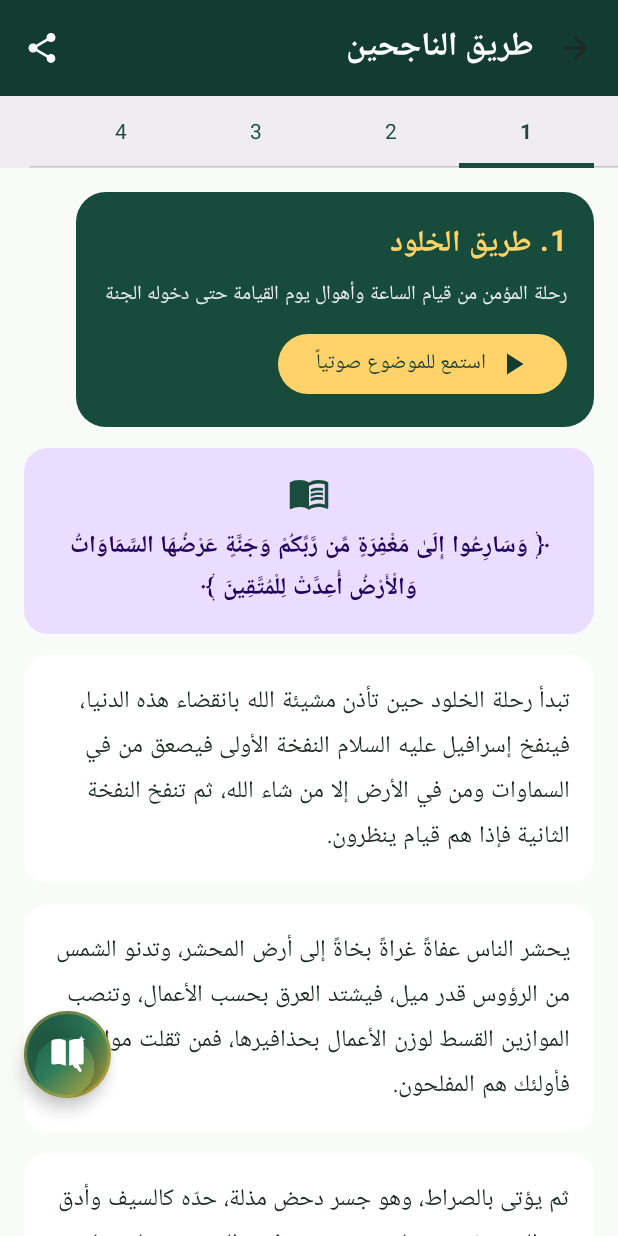
After one commit to MohammedAlhazmiai/remoazkar, an Android app built with Jetpack Compose: the PathToSuccessScreen screen opened through its navigation route, on a phone screen of 412 x 824 dp. The commit adds this screen. Run offline under Robolectric (Android 15) with nearby library versions, the phone set to English and light mode, and no system bars; pictures from the network do not load; 2 statements that could not run were skipped.

Commit message:
feat: add professional 'طريق الناجحين' screen with 4 deep Islamic journey chapters (Eternity, Failure Secrets, Eternal Happiness, Second Life) with web-sourced authentic content, audio TTS reader, and home integration

```diff
--- a/app/src/main/java/com/example/MainActivity.kt
+++ b/app/src/main/java/com/example/MainActivity.kt
@@ -70,6 +70,7 @@ import com.example.ui.screens.RemindersScreen
 import com.example.ui.screens.RuqyahScreen
 import com.example.ui.screens.SearchScreen
 import com.example.ui.screens.SpiritualCompanionScreen
+import com.example.ui.screens.PathToSuccessScreen
 import com.example.ui.screens.SplashScreen
 import com.example.ui.screens.SupportDeveloperScreen
 import com.example.ui.screens.TasbeehScreen
@@ -323,12 +324,17 @@ private fun AppRoot(
                         onKhatmahClick = { navController.navigate("khatmah") },
                         onNamesOfAllahClick = { navController.navigate("names_of_allah") },
                         onProphetDuasClick = { navController.navigate("prophet_duas") },
-                        onAudioAzkarClick = { navController.navigate("audio_azkar") }
+                        onAudioAzkarClick = { navController.navigate("audio_azkar") },
+                        onPathToSuccessClick = { navController.navigate("path_to_success") }
                     )
                 }
 
                 composable("audio_azkar") {
                     AudioAzkarScreen(onBackClick = { navController.popBackStack() })
+                }
+
+                composable("path_to_success") {
+                    PathToSuccessScreen(onBackClick = { navController.popBackStack() })
                 }
 
                 // ---------- الصفحات الدينية الجديدة ----------
--- /dev/null
+++ b/app/src/main/java/com/example/data/PathToSuccessData.kt
@@ -0,0 +1,81 @@
+package com.example.data
+
+data class PathSection(
+    val id: String,
+    val title: String,
+    val subtitle: String,
+    val iconName: String,
+    val summary: String,
+    val paragraphs: List<String>,
+    val quranAyah: String,
+    val hadith: String
+)
+
+object PathToSuccessData {
+    val sections = listOf(
+        PathSection(
+            id = "eternity",
+            title = "1. طريق الخلود",
+            subtitle = "رحلة المؤمن من قيام الساعة وأهوال يوم القيامة حتى دخوله الجنة",
+            iconName = "AutoAwesome",
+            summary = "مشاهد عظيمة تبدأ بالنفخ في الصور، مروراً بالحشر والميزان والصراط، وانتهاءً بالاستقرار في دار النعيم الأبدي.",
+            paragraphs = listOf(
+                "تبدأ رحلة الخلود حين تأذن مشيئة الله بانقضاء هذه الدنيا، فينفخ إسرافيل عليه السلام النفخة الأولى فيصعق من في السماوات ومن في الأرض إلا من شاء الله، ثم تنفخ النفخة الثانية فإذا هم قيام ينظرون.",
+                "يحشر الناس عفاةً غراةً بخاةً إلى أرض المحشر، وتدنو الشمس من الرؤوس قدر ميل، فيشتد العرق بحسب الأعمال، وتنصب الموازين القسط لوزن الأعمال بحذافيرها، فمن ثقلت موازينه فأولئك هم المفلحون.",
+                "ثم يؤتى بالصراط، وهو جسر دحض مذلة، حدّه كالسيف وأدق من الشعر، يُنصب على متن جهنم، فيمر المؤمنون عليه على قدر أعمالهم كالبرق، وكالريح، وكأجود الخيل والرِكاب، ناجٍ مسلَّم، ومخدوش مرسل، ومكدوس في نار جهنم.",
+                "وحين ينجو المؤمنون، يقفون على الحوض المورود، حوض النبي صلى الله عليه وسلم، آباؤه أشد بياضاً من اللبن وأحلى من العسل، من شرب منه شربة لا يظمأ بعدها أبداً.",
+                "وأخيراً، تُفتح أبواب الجنة وتلقاهم الملائكة مسرّمين: ﴿سَلَامٌ عَلَيْكُم طِبتُم فادخلوها خالدين﴾، لتبدأ حياة الخلود السرمدي بلا موت ولا نصب ولا تعب."
+            ),
+            quranAyah = "وَسَارِعُوا إِلَىٰ مَغْفِرَةٍ مِّن رَّبِّكُمْ وَجَنَّةٍ عَرْضُهَا السَّمَاوَاتُ وَالْأَرْضُ أُعِدَّتْ لِلْمُتَّقِينَ",
+            hadith = "«يَدْخُلُ الجَنَّةَ أَقْوَامٌ أَفْئِدَتُهُمْ مِثْلُ أَفْئِدَةِ الطَّيْرِ» (رواه مسلم)"
+        ),
+        PathSection(
+            id = "failure",
+            title = "2. أسرار الفشل لتجنبها",
+            subtitle = "عاقبة الغفلة والمذنبين في الدنيا، وحسرة يوم القيامة، وكيفية تصحيح المسار",
+            iconName = "Warning",
+            summary = "بيان أسباب الهلاك والخسران المبين لكل من غرتهم الدنيا، وكيف يتدارك الإنسان قلبه بالتوبة النصوحة قبل بلوغ الحلقوم.",
+            paragraphs = listOf(
+                "الفشل الحقيقي ليس في خسارة المال أو الجاه في الدنيا، بل في الخسران العظيم يوم القيامة: ﴿قُلْ إِنَّ الْخَاسِرِينَ الَّذِينَ خَسِرُوا أَنفُسَهُمْ وَأَهْلَهُم يَوْمَ الْقِيَامَةِ أَلَا ذَلِكَ هُوَ الْخُسْرَانُ الْمُبِينُ﴾.",
+                "أما العصاة والغافلون الذين اتخذوا لهو الدنيا سبيلاً ونسوا لقاء الله، فبئس المصير مصيرهم؛ إذ يندمون ساعة لا ينفع الندم: ﴿وَقَالُوا رَبَّنَا إِنَّا أَطَعْنَا سَادَتَنَا وَكُبَرَاءَنَا فَأَضَلُّونَا السَّبِيلَا﴾، ويتمنى أحدهم لو كان تراباً.",
+                "تتجلى أسرار الفشل في إتباع الهوى، وطول الأمل، وتسويف التوبة، والإصرار على المعاصي والكبائر دون وجل من الله أو توبة صادقة.",
+                "ولكن باب التوبة مفتوح ما لم تطلع الشمس من مغربها أو يغرغر العبد بالموت؛ فالله يبسط يده بالليل ليتوب مسيء النهار، ويبسط يده بالنهار ليتوب مسيء الليل.",
+                "بادر أخي الحبيب بتصحيح عملك الآن، واجعل من دموع الندم نهراً يغسل درن الذنوب، واستبدل الغفلة بالاستغفار والعمل الصالح لتكون من الفائزين."
+            ),
+            quranAyah = "وَلَوْ تَرَىٰ إِذِ الْمُجْرِمُونَ نَاكِسُو رُءُوسِهِمْ عِندَ رَبِّهِمْ رَبَّنَا أَبْصَرْنَا وَسَمِعْنَا فَارْجِعْنَا نَعْمَلْ صَالِحًا إِنَّا مُوقِنُونَ",
+            hadith = "«كُلُّ بَنِي آدَمَ خَطَّاءٌ، وَخَيْرُ الخَطَّائِينَ التَّوَّابُونَ» (رواه الترمذي)"
+        ),
+        PathSection(
+            id = "happiness",
+            title = "3. كيف تحصل على السعادة الأبدية",
+            subtitle = "حياة أهل الجنة ونعيمهم الدائم ومنزلتهم الرفيعة عند رب العالمين",
+            iconName = "Favorite",
+            summary = "استعراض لدرجات الجنة وقصورها، وأنهارها، ورؤية وجه الله الكريم الذي هو أعظم نعيم أهل الجنة.",
+            paragraphs = listOf(
+                "السعادة الأبدية هي تلك التي لا تنقطع، والنعيم الذي لا يزول، وقد أعدها الله لمن آمن وعمل صالحاً والتزم صراطه المستقيم.",
+                "في الجنة ما لا عين رأت، ولا أذن سمعت، ولا خطر على قلب بشر؛ فيها أنهار من ماء غير آسن، وأنهار من لبن لم يتغير طعمه، وأنهار من خمر لذة للشاربين، وأنهار من عسل مصفي.",
+                "قصور الجنة لبنة من ذهب ولبنة من فضة، وملاطها المسك الأذفر، حصباؤها اللؤلؤ والياقوت، وترابها الزعفران، وفيها من الحور العين ما لو أن إحدى أطلقت على أهل الأرض لأضاءت ما بينهما ولملأته ريحاً.",
+                "وأما درجات المؤمنين فتتفاوت بحسب أعمالهم وإخلاصهم، فأعلاها الفردوس الأعلى، حيث تنفجر منه أنهار الجنة وفوقه عرش الرحمن.",
+                "لكن أعظم نعيم يلقاه أهل الجنة وأجمله على الإطلاق هو رؤية وجه الله عز وجل: ﴿وُجُوهٌ يَوْمَئِذٍ نَّاضِرَةٌ * إِلَىٰ رَبِّهَا نَاظِرَةٌ﴾، فحينها ينسون كل تعب الدنيا ونصبها."
+            ),
+            quranAyah = "لِلَّذِينَ أَحْسَنُوا الْحُسْنَىٰ وَزِيَادَةٌ ۖ وَلَا يَرْهَقُ وُجُوهَهُمْ قَتَرٌ وَلَا ذِلَّةٌ ۚ أُولَٰئِكَ أَصْحَابُ الْجَنَّةِ ۖ هُمْ فِيهَا خَالِدُونَ",
+            hadith = "«إِذا دَخَلَ أَهْلُ الجَنَّةِ الجَنَّةَ، يَقُولُ اللهُ تَبَارَكَ وَتَعَالَى: تُرِيدُونَ شَيْئاً أَزِيدُكُمْ؟ فَيَقُولُونَ: أَلَمْ تُبْيِضْ وُجُوهَنَا؟ أَلَمْ تُدْخِلْنَا الجَنَّةَ، وَتُنَجِّنَا مِنَ النَّارِ؟ فَيَكْشِفُ الحِجَابَ، فَما أُعْطُوا شَيْئاً أَحَبَّ إِلَيْهِمْ مِن النَّظَرِ إِلى رَبِّهِمْ عَزَّ وَجَلَّ» (رواه مسلم)"
+            ),
+        PathSection(
+            id = "second_life",
+            title = "4. رحلة الحياة الثانية",
+            subtitle = "مقارنة بين رحلة المؤمن والكافر من الموت وسكراته وحتى الاستقرار الأبدي",
+            iconName = "HourglassTop",
+            summary = "تفصيل دقيق لما بعد الوفاة، سكرات الموت، ضمة القبر، ونعيم البرزخ أو عذابه، مع مقارنة بليغة بين مصير المتقين والمكذبين.",
+            paragraphs = listOf(
+                "الحياة الحقيقية تبدأ بعد الموت؛ فالدنيا وما فيها إلا دار اختبار وممر قصير نحو الدار الآخرة التي هي الحيوان لو كانوا يعلمون.",
+                "عند احتضار المؤمن تنزل عليه ملائكة الرحمة وجوههم كالشمس، يقولون: ﴿لَا تَخَافُوا وَلَا تَحْزَنُوا وَأَبْشِرُوا بِالْجَنَّةِ الَّتِي كُنتُمْ تُوعَدُونَ﴾، وتقبض روحه بكل سلاسة ويسر كقطرة السقاء من في السقاء.",
+                "وأما الكافر والفاجر فتنزل عليه ملائكة العذاب بوجوه سوداء، وتنزع روحه بعنف وشدة كما ينزع السفود من الصوف المبلول، ويقال له: ﴿أَخْرِجُوا أَنْفُسَكُمُ الْيَوْمَ تُجْزَوْنَ عَذَابَ الْهُونِ﴾.",
+                "وفي القبر، يضم القبر الضمة الأولى التي لا يسلم منها أحد، ثم يأتيه منكر ونكير، فيثبت الله الذين آمنوا بالقول الثابت في الحياة الدنيا وفي الآخرة فيقول: ربي الله ودياني الإسلام ونبيي محمد، ويفتح له باب إلى الجنة.",
+                "بينما يعجز الكافر عن الإجابة فيقال له لا دريت ولا تليت، ويفتح له باب إلى النار ويُقيَّض له أعمى أبكم أصم بمطارق من حديد، فذلك هو عذاب البرزخ الذي يستمر حتى نفخ الصور."
+            ),
+            quranAyah = "كُلُّ نَفْسٍ ذَائِقَةُ الْمَوْتِ ۗ وَإِنَّمَا تُوَفَّوْنَ أُجُورَكُمْ يَوْمَ الْقِيَامَةِ ۖ فَمَنْ زُحْزِحَ عَنِ النَّارِ وَأُدْخِلَ الْجَنَّةَ فَقَدْ فَازَ ۗ وَمَا الْحَيَاةُ الدُّنْيَا إِلَّا مَتَاعُ الْغُرُورِ",
+            hadith = "«إِنَّ القَبْرَ أَوَّلُ مَنَازِلِ الآخِرَةِ، فَإِنْ نَجا مِنْهُ فَمَا بَعْدَهُ أَيْسَرُ مِنْهُ، وَإِنْ لَمْ يَنْجُ مِنْهُ فَمَا بَعْدَهُ أَشَدُّ مِنْهُ» (رواه الترمذي)"
+        )
+    )
+}
--- a/app/src/main/java/com/example/ui/screens/HomeScreen.kt
+++ b/app/src/main/java/com/example/ui/screens/HomeScreen.kt
@@ -61,7 +61,8 @@ fun HomeScreen(
     onKhatmahClick: () -> Unit = {},
     onNamesOfAllahClick: () -> Unit = {},
     onProphetDuasClick: () -> Unit = {},
-    onAudioAzkarClick: () -> Unit = {}
+    onAudioAzkarClick: () -> Unit = {},
+    onPathToSuccessClick: () -> Unit = {}
 ) {
     val context = LocalContext.current
     val hijri = remember { HijriCalendar.today() }
@@ -198,8 +199,8 @@ fun HomeScreen(
                         FeatureCard("القارئ الذكي", "استمع للنص المحدد", Icons.Default.RecordVoiceOver, Modifier.weight(1f), onAiRobotClick)
                     }
                     Row(horizontalArrangement = Arrangement.spacedBy(10.dp)) {
+                        FeatureCard("طريق الناجحين", "طريق الخلود ورحلة الآخرة", Icons.Default.Explore, Modifier.weight(1f), onPathToSuccessClick)
                         FeatureCard("الرفيق الروحي", "إرشاد يومي", Icons.Default.Favorite, Modifier.weight(1f), onSpiritualCompanionClick)
-                        Spacer(Modifier.weight(1f))
                     }
                 }
             }
--- /dev/null
+++ b/app/src/main/java/com/example/ui/screens/PathToSuccessScreen.kt
@@ -0,0 +1,211 @@
+package com.example.ui.screens
+
+import androidx.compose.foundation.background
+import androidx.compose.foundation.layout.*
+import androidx.compose.foundation.lazy.LazyColumn
+import androidx.compose.foundation.lazy.items
+import androidx.compose.foundation.shape.RoundedCornerShape
+import androidx.compose.material.icons.Icons
+import androidx.compose.material.icons.automirrored.filled.ArrowBack
+import androidx.compose.material.icons.filled.*
+import androidx.compose.material3.*
+import androidx.compose.runtime.*
+import androidx.compose.runtime.saveable.rememberSaveable
+import androidx.compose.ui.Alignment
+import androidx.compose.ui.Modifier
+import androidx.compose.ui.graphics.Color
+import androidx.compose.ui.platform.LocalContext
+import androidx.compose.ui.text.font.FontWeight
+import androidx.compose.ui.text.style.TextAlign
+import androidx.compose.ui.unit.dp
+import androidx.compose.ui.unit.sp
+import com.example.data.PathToSuccessData
+import com.example.data.TtsManager
+import com.example.util.ShareUtil
+
+@OptIn(ExperimentalMaterial3Api::class)
+@Composable
+fun PathToSuccessScreen(onBackClick: () -> Unit) {
+    val context = LocalContext.current
+    var selectedId by rememberSaveable { mutableStateOf(PathToSuccessData.sections.first().id) }
+    val currentSection = PathToSuccessData.sections.firstOrNull { it.id == selectedId } ?: PathToSuccessData.sections.first()
+
+    Scaffold(
+        topBar = {
+            TopAppBar(
+                title = { Text("طريق الناجحين", fontWeight = FontWeight.Bold) },
+                navigationIcon = {
+                    IconButton(onClick = onBackClick) {
+                        Icon(Icons.AutoMirrored.Filled.ArrowBack, contentDescription = "رجوع")
+                    }
+                },
+                actions = {
+                    IconButton(onClick = {
+                        val fullText = "${currentSection.title}\n\n${currentSection.subtitle}\n\n" +
+                            currentSection.paragraphs.joinToString("\n\n") +
+                            "\n\nالآية: ${currentSection.quranAyah}\nالحديث: ${currentSection.hadith}"
+                        ShareUtil.share(context, fullText)
+                    }) {
+                        Icon(Icons.Default.Share, contentDescription = "مشاركة")
+                    }
+                },
+                colors = TopAppBarDefaults.topAppBarColors(
+                    containerColor = Color(0xFF123B31),
+                    titleContentColor = Color.White,
+                    actionIconContentColor = Color.White
+                )
+            )
+        }
+    ) { padding ->
+        Column(
+            modifier = Modifier
+                .fillMaxSize()
+                .padding(padding)
+                .background(MaterialTheme.colorScheme.background)
+        ) {
+            ScrollableTabRow(
+                selectedTabIndex = PathToSuccessData.sections.indexOfFirst { it.id == selectedId }.coerceAtLeast(0),
+                edgePadding = 16.dp,
+                containerColor = MaterialTheme.colorScheme.surfaceVariant.copy(alpha = 0.5f)
+            ) {
+                PathToSuccessData.sections.forEach { section ->
+                    Tab(
+                        selected = section.id == selectedId,
+                        onClick = { selectedId = section.id },
+                        text = {
+                            Text(
+                                text = section.title.substringBefore("."),
+                                fontWeight = if (section.id == selectedId) FontWeight.Bold else FontWeight.Normal
+                            )
+                        }
+                    )
+                }
+            }
+
+            LazyColumn(
+                modifier = Modifier
+                    .fillMaxSize()
+                    .weight(1f),
+                contentPadding = PaddingValues(16.dp),
+                verticalArrangement = Arrangement.spacedBy(14.dp)
+            ) {
+                item {
+                    Card(
+                        shape = RoundedCornerShape(20.dp),
+                        colors = CardDefaults.cardColors(containerColor = Color(0xFF174B3B))
+                    ) {
+                        Column(modifier = Modifier.padding(18.dp)) {
+                            Text(
+                                text = currentSection.title,
+                                fontSize = 20.sp,
+                                fontWeight = FontWeight.Bold,
+                                color = Color(0xFFFFD36A)
+                            )
+                            Spacer(Modifier.height(4.dp))
+                            Text(
+                                text = currentSection.subtitle,
+                                fontSize = 13.sp,
+                                color = Color.White.copy(alpha = 0.9f)
+                            )
+                            Spacer(Modifier.height(10.dp))
+                            FilledTonalButton(
+                                onClick = {
+                                    val speech = "${currentSection.title}. ${currentSection.subtitle}. " +
+                                        currentSection.paragraphs.joinToString(". ")
+                                    TtsManager.toggle(speech)
+                                },
+                                colors = ButtonDefaults.filledTonalButtonColors(
+                                    containerColor = Color(0xFFFFD36A),
+                                    contentColor = Color(0xFF123B31)
+                                )
+                            ) {
+                                Icon(
+                                    if (TtsManager.isSpeaking) Icons.Default.Stop else Icons.Default.PlayArrow,
+                                    contentDescription = null
+                                )
+                                Spacer(Modifier.width(6.dp))
+                                Text(if (TtsManager.isSpeaking) "إيقاف القراءة" else "استمع للموضوع صوتياً")
+                            }
+                        }
+                    }
+                }
+
+                item {
+                    Card(
+                        shape = RoundedCornerShape(16.dp),
+                        colors = CardDefaults.cardColors(containerColor = MaterialTheme.colorScheme.primaryContainer)
+                    ) {
+                        Column(
+                            modifier = Modifier
+                                .fillMaxWidth()
+                                .padding(16.dp),
+                            horizontalAlignment = Alignment.CenterHorizontally
+                        ) {
+                            Icon(
+                                Icons.Default.MenuBook,
+                                contentDescription = null,
+                                tint = MaterialTheme.colorScheme.primary,
+                                modifier = Modifier.size(28.dp)
+                            )
+                            Spacer(Modifier.height(8.dp))
+                            Text(
+                                text = "﴿ ${currentSection.quranAyah} ﴾",
+                                fontSize = 16.sp,
+                                fontWeight = FontWeight.Bold,
+                                textAlign = TextAlign.Center,
+                                color = MaterialTheme.colorScheme.onPrimaryContainer,
+                                lineHeight = 28.sp
+                            )
+                        }
+                    }
+                }
+
+                items(currentSection.paragraphs, key = { it.hashCode() }) { paragraph ->
+                    Card(
+                        shape = RoundedCornerShape(16.dp),
+                        colors = CardDefaults.cardColors(containerColor = MaterialTheme.colorScheme.surface)
+                    ) {
+                        Text(
+                            text = paragraph,
+                            modifier = Modifier.padding(16.dp),
+                            fontSize = 16.sp,
+                            lineHeight = 30.sp,
+                            textAlign = TextAlign.Start,
+                            color = MaterialTheme.colorScheme.onSurface
+                        )
+                    }
+                }
+
+                item {
+                    Card(
+                        shape = RoundedCornerShape(16.dp),
+                        colors = CardDefaults.cardColors(containerColor = MaterialTheme.colorScheme.secondaryContainer)
+                    ) {
+                        Column(
+                            modifier = Modifier
+                                .fillMaxWidth()
+                                .padding(16.dp),
+                            horizontalAlignment = Alignment.CenterHorizontally
+                        ) {
+                            Text(
+                                text = "من هدي السنة النبوية",
+                                fontSize = 12.sp,
+                                fontWeight = FontWeight.Bold,
+                                color = MaterialTheme.colorScheme.secondary
+                            )
+                            Spacer(Modifier.height(6.dp))
+                            Text(
+                                text = currentSection.hadith,
+                                fontSize = 14.sp,
+                                fontWeight = FontWeight.Medium,
+                                textAlign = TextAlign.Center,
+                                color = MaterialTheme.colorScheme.onSecondaryContainer,
+                                lineHeight = 24.sp
+                            )
+                        }
+                    }
+                }
+            }
+        }
+    }
+}
```
Also changed, not shown: 1 other file.
